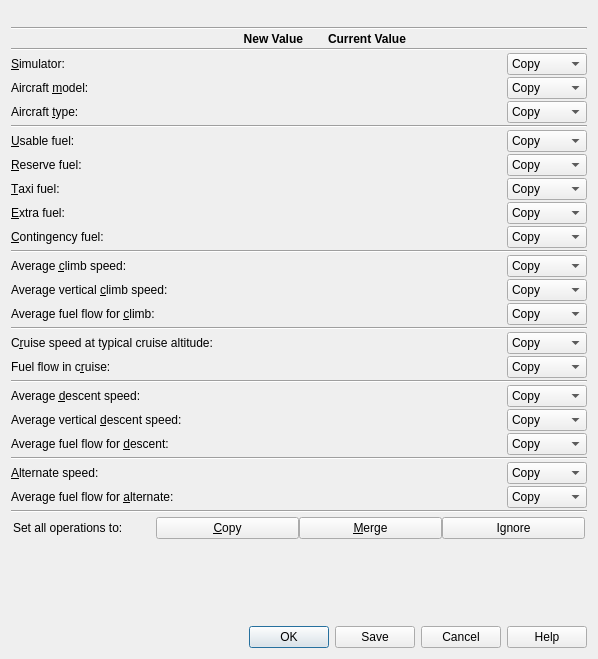
Old version of the form src/perf/perfmergedialog.ui in the repository albar965/littlenavmap.
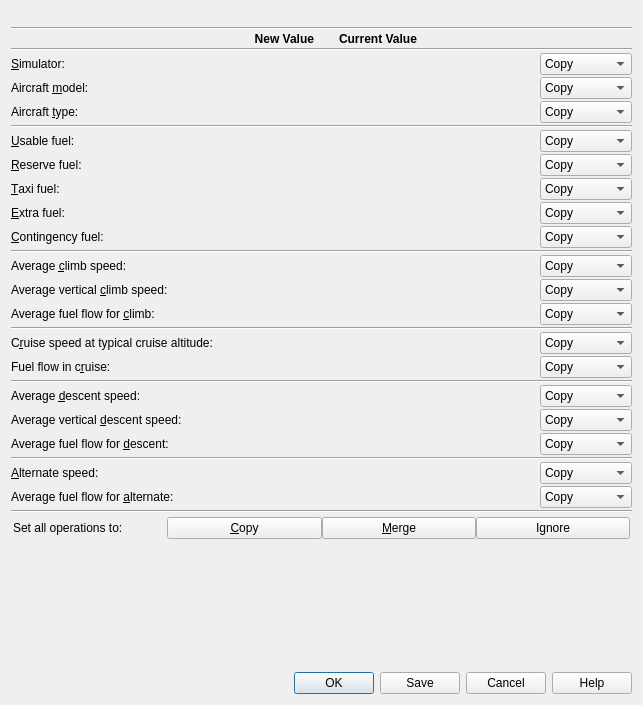
New version of the form. Icons and pictures are not drawn.

Diff of the .ui file:
```diff
--- a/src/perf/perfmergedialog.ui
+++ b/src/perf/perfmergedialog.ui
@@ -6,8 +6,8 @@
    <rect>
     <x>0</x>
     <y>0</y>
-    <width>598</width>
-    <height>659</height>
+    <width>643</width>
+    <height>705</height>
    </rect>
   </property>
   <property name="windowTitle">
```
